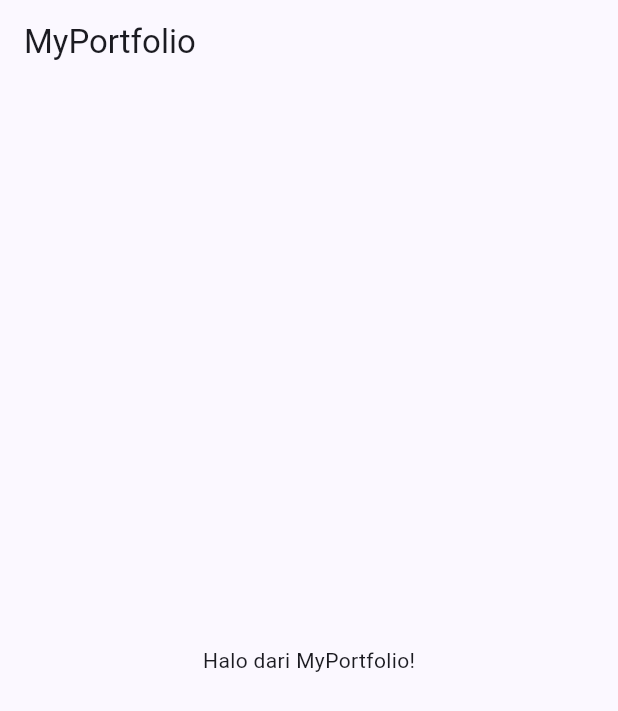
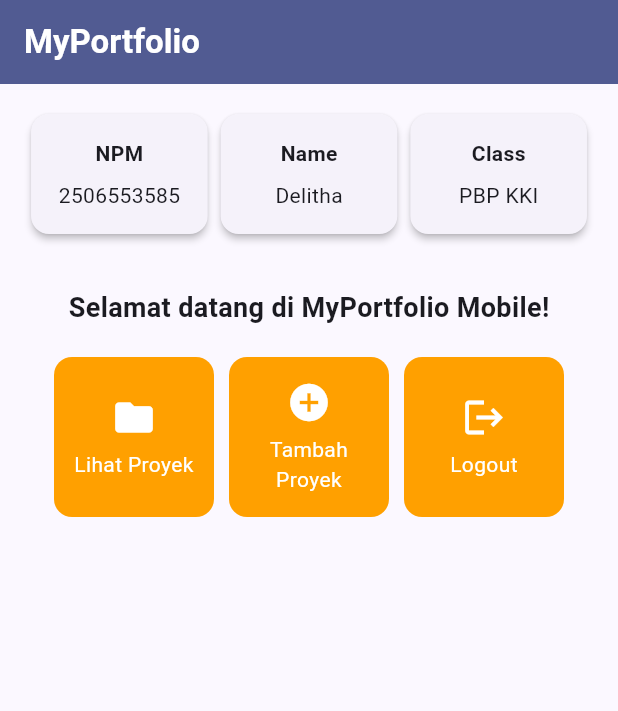
Before and after one commit to theodoradelitha/myportofolio_mobile, a Flutter app: the screen it shows after launch, on a phone screen of 412 x 824 dp. Shown: the top 711 px of the screen. Run offline on Flutter 3.47's test engine with Material 3 defaults, Android fonts, the phone set to English and light mode, and no system bars.

Commit message:
Tutorial 08: Basic Flutter

```diff
--- a/lib/menu.dart
+++ b/lib/menu.dart
@@ -2,12 +2,144 @@ import 'package:flutter/material.dart';
 
 class MyHomePage extends StatelessWidget {
   MyHomePage({super.key});
+  final String npm = "2506553585";
+  final String nama = "Delitha";
+  final String kelas = "PBP KKI";
+
+  final List<ItemHomepage> items = [
+    ItemHomepage("Lihat Proyek", Icons.folder),
+    ItemHomepage("Tambah Proyek", Icons.add_circle),
+    ItemHomepage("Logout", Icons.logout),
+  ];
 
   @override
   Widget build(BuildContext context) {
     return Scaffold(
-      appBar: AppBar(title: const Text('MyPortfolio')),
-      body: const Center(child: Text('Halo dari MyPortfolio!')),
+      appBar: AppBar(
+        title: const Text(
+          'MyPortfolio',
+          style: TextStyle(color: Colors.white, fontWeight: FontWeight.bold),
+        ),
+        backgroundColor: Theme.of(context).colorScheme.primary,
+      ),
+      body: Padding(
+        padding: const EdgeInsets.all(16.0),
+        child: Column(
+          crossAxisAlignment: CrossAxisAlignment.center,
+          children: [
+            Row(
+              mainAxisAlignment: MainAxisAlignment.spaceEvenly,
+              children: [
+                InfoCard(title: 'NPM', content: npm),
+                InfoCard(title: 'Name', content: nama),
+                InfoCard(title: 'Class', content: kelas),
+              ],
+            ),
+            const SizedBox(height: 16.0),
+            Center(
+              child: Column(
+                children: [
+                  const Padding(
+                    padding: EdgeInsets.only(top: 16.0),
+                    child: Text(
+                      'Selamat datang di MyPortfolio Mobile!',
+                      style: TextStyle(
+                        fontWeight: FontWeight.bold,
+                        fontSize: 18.0,
+                      ),
+                    ),
+                  ),
+                  GridView.count(
+                    primary: true,
+                    padding: const EdgeInsets.all(20),
+                    crossAxisSpacing: 10,
+                    mainAxisSpacing: 10,
+                    crossAxisCount: 3,
+                    shrinkWrap: true,
+                    children: items.map((ItemHomepage item) {
+                      return ItemCard(item);
+                    }).toList(),
+                  ),
+                ],
+              ),
+            ),
+          ],
+        ),
+      ),
     );
   }
 }
+
+class InfoCard extends StatelessWidget {
+  final String title;
+  final String content;
+
+  const InfoCard({super.key, required this.title, required this.content});
+
+  @override
+  Widget build(BuildContext context) {
+    return Card(
+      elevation: 2.0,
+      child: Container(
+        width: MediaQuery.of(context).size.width / 3.5,
+        padding: const EdgeInsets.all(16.0),
+        child: Column(
+          children: [
+            Text(title, style: const TextStyle(fontWeight: FontWeight.bold)),
+            const SizedBox(height: 8.0),
+            Text(content),
+          ],
+        ),
+      ),
+    );
+  }
+}
+
+class ItemHomepage {
+  final String name;
+  final IconData icon;
+
+  ItemHomepage(this.name, this.icon);
+}
+
+class ItemCard extends StatelessWidget {
+  final ItemHomepage item;
+
+  const ItemCard(this.item, {super.key});
+
+  @override
+  Widget build(BuildContext context) {
+    return Material(
+      color: Theme.of(context).colorScheme.secondary,
+      borderRadius: BorderRadius.circular(12),
+      child: InkWell(
+        onTap: () {
+          ScaffoldMessenger.of(context)
+            ..hideCurrentSnackBar()
+            ..showSnackBar(
+              SnackBar(
+                content: Text("Kamu telah menekan tombol ${item.name}!"),
+              ),
+            );
+        },
+        child: Container(
+          padding: const EdgeInsets.all(8),
+          child: Center(
+            child: Column(
+              mainAxisAlignment: MainAxisAlignment.center,
+              children: [
+                Icon(item.icon, color: Colors.white, size: 30.0),
+                const Padding(padding: EdgeInsets.all(3)),
+                Text(
+                  item.name,
+                  textAlign: TextAlign.center,
+                  style: const TextStyle(color: Colors.white),
+                ),
+              ],
+            ),
+          ),
+        ),
+      ),
+    );
+  }
+}
```
